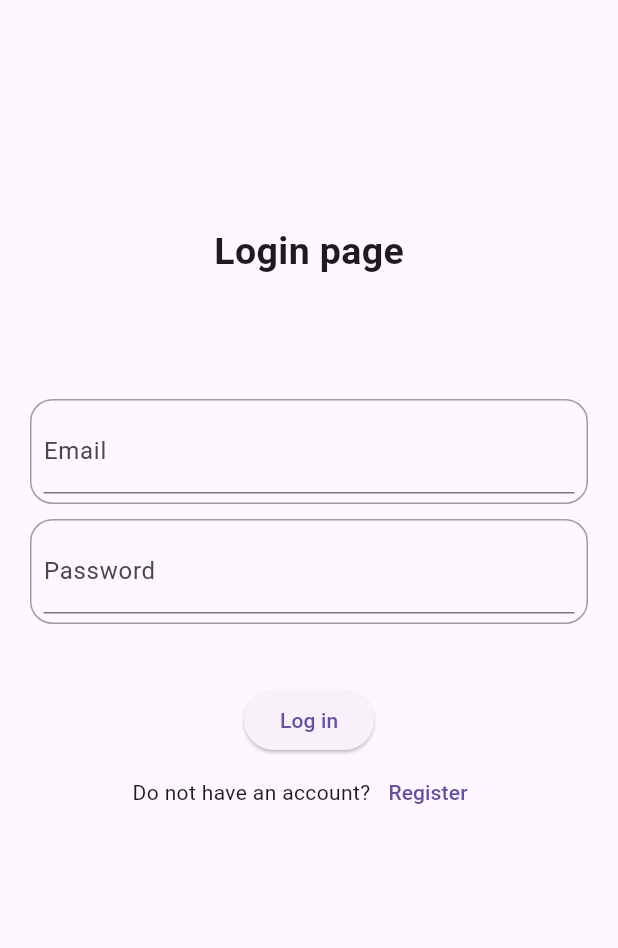
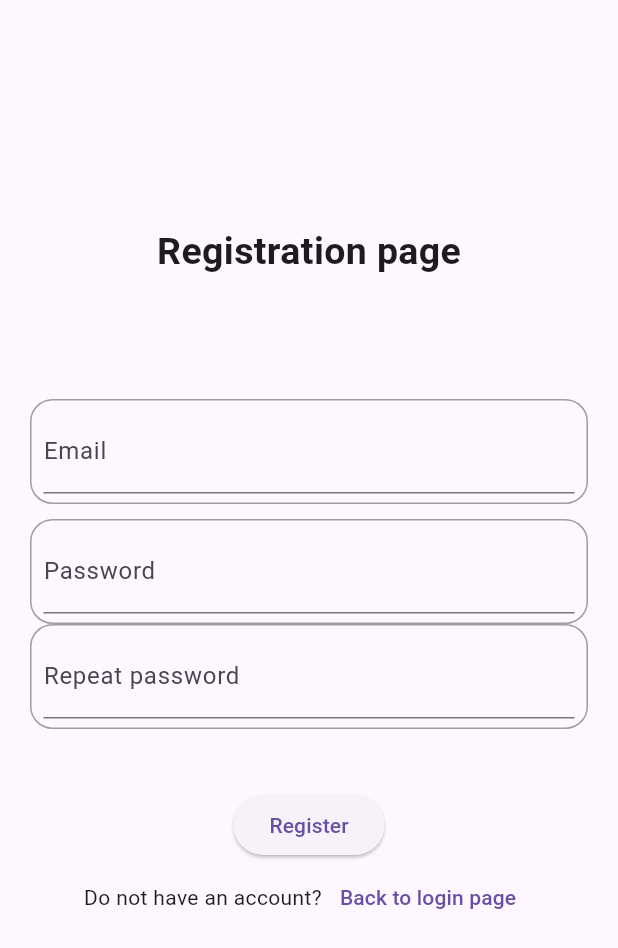
Before and after one commit to Martynov-Vlad-is-love/daily_planner, a Flutter app: the screen it shows after launch, after a tap on "Register", on a phone screen of 412 x 824 dp. Shown: the top 948 px of the screen. Run offline on Flutter 3.47's test engine with Material 3 defaults, Android fonts, the phone set to English and light mode, and no system bars; our stand-ins replace bloc_concurrency, firebase_auth, firebase_core, flutter_bloc, flutter_secure_storage, get_it and 1 more; accounts and stored records are empty; generated files the repository leaves out were written again; network calls fail.

Commit message:
Auth bloc snapshot

```diff
--- /dev/null
+++ b/lib/domain/blocs/auth_bloc/auth_bloc.dart
@@ -0,0 +1,59 @@
+import 'package:bloc_concurrency/bloc_concurrency.dart';
+import 'package:daily_planner_firebase_bloc/domain/blocs/auth_bloc/auth_event.dart';
+import 'package:daily_planner_firebase_bloc/domain/blocs/auth_bloc/auth_state.dart';
+import 'package:daily_planner_firebase_bloc/domain/services/firebase_authentication.dart';
+import 'package:daily_planner_firebase_bloc/storage/secured_storage.dart';
+import 'package:flutter_bloc/flutter_bloc.dart';
+
+class AuthBloc extends Bloc<AuthEvent, AuthState> {
+  final auth = FirebaseAuthentication();
+  final secureStorage = SecuredStorage();
+
+  AuthBloc(super.initialState) {
+    on<AuthEvent>((event, emit) async {
+      if (event is AuthCheckStatusEvent) {
+        onAuthCheckStatusEvent(event, emit);
+      } else if (event is AuthLoginEvent) {
+        onAuthLoginEvent(event, emit);
+      } else if (event is AuthLogoutEvent) {
+        onAuthLogoutEvent(event, emit);
+      }
+    }, transformer: sequential());
+    add(AuthCheckStatusEvent());
+  }
+
+  void onAuthCheckStatusEvent(
+      AuthCheckStatusEvent event, Emitter<AuthState> emit) async {
+    try {
+      final token = await secureStorage.getToken();
+      final newState =
+          token != null ? AuthAuthorizedState() : AuthUnauthorizedState();
+      emit(newState);
+    } catch (e) {
+      emit(AuthFailureState(e));
+    }
+  }
+
+  void onAuthLoginEvent(AuthLoginEvent event, Emitter<AuthState> emit) async {
+    try {
+      auth.signInWithEmailAndPassword(event.login, event.password);
+      if (auth.uid != null) {
+        secureStorage.setToken(auth.uid as String);
+        emit(AuthAuthorizedState());
+      } else {
+        throw Exception('Account id is null');
+      }
+    } catch (e) {
+      emit(AuthFailureState(e));
+    }
+  }
+
+  void onAuthLogoutEvent(AuthLogoutEvent event, Emitter<AuthState> emit) async {
+    try {
+      secureStorage.deleteToken();
+      emit(AuthUnauthorizedState());
+    } catch (e) {
+      emit(AuthFailureState(e));
+    }
+  }
+}
--- /dev/null
+++ b/lib/domain/blocs/auth_bloc/auth_event.dart
@@ -0,0 +1,12 @@
+abstract class AuthEvent {}
+
+class AuthLogoutEvent extends AuthEvent {}
+
+class AuthCheckStatusEvent extends AuthEvent {}
+
+class AuthLoginEvent extends AuthEvent {
+  final String login;
+  final String password;
+
+  AuthLoginEvent({required this.login, required this.password});
+}
--- /dev/null
+++ b/lib/domain/data_providers/user_data_provider.dart
@@ -0,0 +1 @@
+class UserDataProvider{}
--- /dev/null
+++ b/lib/domain/entity/user.dart
@@ -0,0 +1,33 @@
+import 'package:objectbox/objectbox.dart';
+
+@Entity()
+class User {
+  @Id()
+  int id;
+  final int? uId;
+  final String? eMail;
+  final String? password;
+
+  User(
+      {this.id = 0,
+      required this.uId,
+      required this.eMail,
+      required this.password});
+
+  User fromJson(Map<String, dynamic> json) {
+    return User(
+        uId: json['uid'] as int?,
+        eMail: json['email'] as String?,
+        password: json['password'] as String?);
+  }
+
+  Map<String, dynamic> toJson(User userInstance) => <String, dynamic>{
+        'uid': userInstance.uId,
+        'email': userInstance.eMail,
+        'password': userInstance.password
+      };
+
+  User copyWith({String? eMail, String? password}) {
+    return User(uId: uId, eMail: eMail, password: password);
+  }
+}
--- /dev/null
+++ b/lib/domain/services/firebase_authentication.dart
@@ -0,0 +1,40 @@
+import 'package:firebase_auth/firebase_auth.dart';
+
+class FirebaseAuthentication {
+  final FirebaseAuth _auth = FirebaseAuth.instance;
+  String? _accountId;
+  String? get uid => _accountId;
+  Future<User?> signUpWithEmailAndPassword(String email,
+      String password) async {
+    try {
+      final credential = await _auth.createUserWithEmailAndPassword(
+          email: email, password: password);
+      _accountId = credential.user?.uid;
+      return credential.user;
+    }catch(error){
+      print(error.toString());
+    }
+    return null;
+  }
+
+  Future<User?> signInWithEmailAndPassword(String email,
+      String password) async {
+    try {
+      final credential = await _auth.signInWithEmailAndPassword(
+          email: email, password: password);
+      _accountId = credential.user?.uid;
+      return credential.user;
+    }catch(error){
+      print(error.toString());
+    }
+    return null;
+  }
+
+  void signOut(){
+    try{
+
+    }catch(error){
+      /// TO-DO: handle errors
+    }
+  }
+}
--- a/lib/main.dart
+++ b/lib/main.dart
@@ -1,6 +1,24 @@
-import 'package:daily_planner_firebase_bloc/login_page.dart';
+import 'package:daily_planner_firebase_bloc/ui/pages/login_page.dart';
+import 'package:daily_planner_firebase_bloc/storage/object_box.dart';
+import 'package:daily_planner_firebase_bloc/ui/pages/registration_page.dart';
+import 'package:firebase_core/firebase_core.dart';
 import 'package:flutter/material.dart';
+import 'package:get_it/get_it.dart';
 
-void main() {
-  runApp(const MaterialApp(home: LoginPage()));
+GetIt objectBox = GetIt.instance;
+
+Future<void> main() async {
+  WidgetsFlutterBinding.ensureInitialized();
+  await Firebase.initializeApp();
+  objectBox
+      .registerSingletonAsync<ObjectBox>(() async => await ObjectBox.create());
+  runApp(
+    MaterialApp(
+      home: const LoginPage(),
+      routes: <String, WidgetBuilder>{
+        '/login': (BuildContext context) => const LoginPage(),
+        '/registration': (BuildContext context) => const RegistrationPage(),
+      },
+    ),
+  );
 }
--- /dev/null
+++ b/lib/storage/object_box.dart
@@ -0,0 +1,20 @@
+import 'package:daily_planner_firebase_bloc/objectbox.g.dart';
+import 'package:path/path.dart' as p;
+import 'package:path_provider/path_provider.dart';
+
+class ObjectBox {
+  /// The Store of this app.
+  late final Store store;
+
+  ObjectBox._create(this.store) {
+    // Add any additional setup code, e.g. build queries.
+  }
+
+  /// Create an instance of ObjectBox to use throughout the app.
+  static Future<ObjectBox> create() async {
+    final docsDir = await getApplicationDocumentsDirectory();
+    // Future<Store> openStore() {...} is defined in the generated objectbox.g.dart
+    final store = openStore(directory: p.join(docsDir.path, "user"));
+    return ObjectBox._create(store);
+  }
+}
--- /dev/null
+++ b/lib/ui/pages/login_page.dart
@@ -0,0 +1,92 @@
+import 'package:daily_planner_firebase_bloc/domain/blocs/auth_bloc/auth_bloc.dart';
+import 'package:daily_planner_firebase_bloc/domain/blocs/auth_bloc/auth_state.dart';
+import 'package:daily_planner_firebase_bloc/domain/services/firebase_authentication.dart';
+import 'package:daily_planner_firebase_bloc/ui/widget/custom_text_field.dart';
+import 'package:daily_planner_firebase_bloc/ui/widget/loader_widget/loader_view_cubit.dart';
+import 'package:flutter/material.dart';
+import 'package:flutter_bloc/flutter_bloc.dart';
+
+class LoginPage extends StatefulWidget {
+  const LoginPage({super.key});
+
+  @override
+  State<LoginPage> createState() => _LoginPageState();
+}
+
+class _LoginPageState extends State<LoginPage> {
+  final emailController = TextEditingController(text: '');
+  final passwordController = TextEditingController(text: '');
+
+  final _authentication = FirebaseAuthentication();
+
+  AuthBloc? _authBloc;
+
+  @override
+  Widget build(BuildContext context) {
+    final authBloc = _authBloc ?? AuthBloc(AuthCheckStatusInProgressState());
+    _authBloc = authBloc;
+    List<Widget> textFields = [
+      CustomTextField(emailController: emailController, label: 'Email'),
+      const SizedBox(
+        height: 10,
+      ),
+      CustomTextField(emailController: passwordController, label: 'Password'),
+    ];
+
+    return BlocProvider<LoaderViewCubit>(
+      create: (context) =>
+          LoaderViewCubit(LoaderViewCubitState.unknown, authBloc),
+      lazy: false,
+      child: Scaffold(
+        body: LayoutBuilder(builder: (context, constraints) {
+          return SingleChildScrollView(
+            child: Center(
+              child: Padding(
+                padding:
+                    const EdgeInsets.only(left: 20.0, right: 20.0, top: 150),
+                child: Column(
+                  children: [
+                    const Padding(
+                      padding: EdgeInsets.only(bottom: 80.0),
+                      child: Text(
+                        'Login page',
+                        style: TextStyle(
+                            fontSize: 25, fontWeight: FontWeight.w600),
+                      ),
+                    ),
+                    Column(
+                      children: [
+                        ...textFields,
+                      ],
+                    ),
+                    Padding(
+                      padding: const EdgeInsets.only(top: 40.0),
+                      child: ElevatedButton(
+                        onPressed: () {
+                          _authentication.signInWithEmailAndPassword(
+                              emailController.text, passwordController.text);
+                        },
+                        child: const Text('Log in'),
+                      ),
+                    ),
+                    Row(
+                      mainAxisAlignment: MainAxisAlignment.center,
+                      children: [
+                        const Text('Do not have an account?'),
+                        TextButton(
+                            onPressed: () {
+                              Navigator.pushNamed(context, '/registration');
+                            },
+                            child: const Text('Register'))
+                      ],
+                    )
+                  ],
+                ),
+              ),
+            ),
+          );
+        }),
+      ),
+    );
+  }
+}
--- a/lib/login_page.dart
+++ b/lib/ui/pages/registration_page.dart
@@ -1,16 +1,20 @@
-import 'package:daily_planner_firebase_bloc/widget/custom_text_field.dart';
+import 'package:daily_planner_firebase_bloc/domain/services/firebase_authentication.dart';
+import 'package:daily_planner_firebase_bloc/ui/widget/custom_text_field.dart';
 import 'package:flutter/material.dart';
 
-class LoginPage extends StatefulWidget {
-  const LoginPage({super.key});
+class RegistrationPage extends StatefulWidget {
+  const RegistrationPage({super.key});
 
   @override
-  State<LoginPage> createState() => _LoginPageState();
+  State<RegistrationPage> createState() => _RegistrationPageState();
 }
 
-class _LoginPageState extends State<LoginPage> {
+class _RegistrationPageState extends State<RegistrationPage> {
   final emailController = TextEditingController(text: '');
   final passwordController = TextEditingController(text: '');
+  final repeatPasswordController = TextEditingController(text: '');
+
+  final _authentication = FirebaseAuthentication();
 
   @override
   Widget build(BuildContext context) {
@@ -20,13 +24,12 @@ class _LoginPageState extends State<LoginPage> {
         height: 10,
       ),
       CustomTextField(emailController: passwordController, label: 'Password'),
+      CustomTextField(emailController: repeatPasswordController, label: 'Repeat password'),
+
     ];
-
     return Scaffold(
       body: LayoutBuilder(builder: (context, constraints) {
-        return SizedBox(
-          height: constraints.maxHeight,
-          width: constraints.maxWidth,
+        return SingleChildScrollView(
           child: Center(
             child: Padding(
               padding: const EdgeInsets.only(left: 20.0, right: 20.0, top: 150),
@@ -35,7 +38,7 @@ class _LoginPageState extends State<LoginPage> {
                   const Padding(
                     padding: EdgeInsets.only(bottom: 80.0),
                     child: Text(
-                      'Login page',
+                      'Registration page',
                       style:
                           TextStyle(fontSize: 25, fontWeight: FontWeight.w600),
                     ),
@@ -48,8 +51,22 @@ class _LoginPageState extends State<LoginPage> {
                   Padding(
                     padding: const EdgeInsets.only(top: 40.0),
                     child: ElevatedButton(
-                      onPressed: () {},
-                      child: const Text('Log in'),
+                      onPressed: () async{
+                        if (passwordController.text ==
+                            repeatPasswordController.text) {
+                          final user =
+                              await _authentication.signUpWithEmailAndPassword(
+                                  emailController.text,
+                                  passwordController.text);
+                          if(user != null){
+                            print('Success');
+                          }
+                          else{
+                            print('Failure');
+                          }
+                        }
+                      },
+                      child: const Text('Register'),
                     ),
                   ),
                   Row(
@@ -57,7 +74,10 @@ class _LoginPageState extends State<LoginPage> {
                     children: [
                       const Text('Do not have an account?'),
                       TextButton(
-                          onPressed: () {}, child: const Text('Register'))
+                          onPressed: () {
+                            Navigator.pushNamed(context, '/login');
+                          },
+                          child: const Text('Back to login page'))
                     ],
                   )
                 ],
--- /dev/null
+++ b/lib/ui/widget/loader_widget/loader_view_cubit.dart
@@ -0,0 +1,33 @@
+import 'dart:async';
+
+import 'package:daily_planner_firebase_bloc/domain/blocs/auth_bloc/auth_bloc.dart';
+import 'package:daily_planner_firebase_bloc/domain/blocs/auth_bloc/auth_event.dart';
+import 'package:daily_planner_firebase_bloc/domain/blocs/auth_bloc/auth_state.dart';
+import 'package:flutter_bloc/flutter_bloc.dart';
+
+enum LoaderViewCubitState { unknown, authorized, notAuthorized }
+
+class LoaderViewCubit extends Cubit<LoaderViewCubitState> {
+  final AuthBloc authBloc;
+  late final StreamSubscription<AuthState> authBlocSubscription;
+  LoaderViewCubit(super.initialState, this.authBloc){
+    authBloc.add(AuthCheckStatusEvent());
+    onState(authBloc.state);
+    authBlocSubscription = authBloc.stream.listen((onState){
+
+    });
+  }
+  void onState(AuthState state){
+    if(state is AuthAuthorizedState){
+      emit(LoaderViewCubitState.authorized);
+    } else if(state is AuthUnauthorizedState);
+    emit(LoaderViewCubitState.notAuthorized);
+
+  }
+
+  @override
+  Future<void> close() {
+    authBlocSubscription.cancel();
+    return super.close();
+  }
+}
```
Also changed, not shown: lib/domain/blocs/auth_bloc/auth_state.dart (added, +59 -0 lines), lib/domain/blocs/user_bloc.dart (added, +28 -0 lines), lib/objectbox-model.json (added, +47 -0 lines), lib/storage/secured_storage.dart (added, +15 -0 lines), pubspec.yaml (+9 -0 lines), lib/objectbox.g.dart (added), lib/ui/widget/custom_text_field.dart (renamed from lib/widget/custom_text_field.dart), pubspec.lock.
